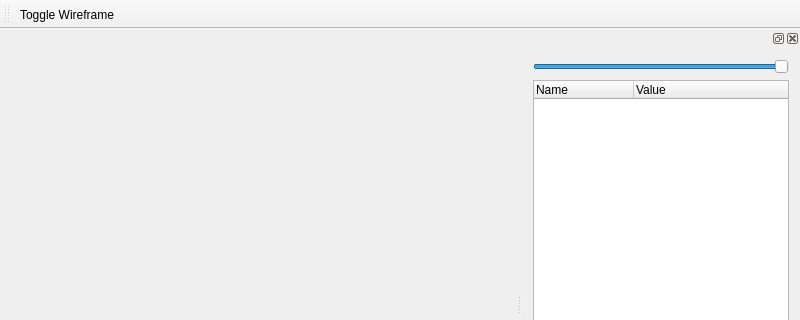
This is particle_editor/MainWindow.ui in peppincsoda/particles-demo as Qt 5 draws it before an edit; both pictures show x 0 to 800 and y 0 to 320 of the 800 by 600 pixel window. The edited form follows.
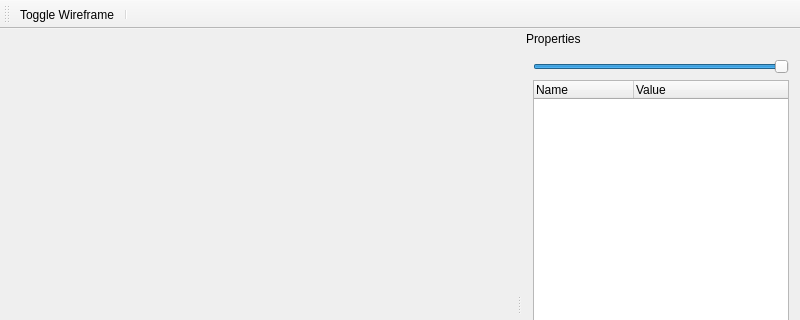
This is the edited form.

```diff
--- a/particle_editor/MainWindow.ui
+++ b/particle_editor/MainWindow.ui
@@ -38,9 +38,16 @@
     <bool>false</bool>
    </attribute>
    <addaction name="actionToggle_Wireframe"/>
+   <addaction name="separator"/>
   </widget>
   <widget class="QStatusBar" name="statusBar"/>
-  <widget class="QDockWidget" name="dockWidget">
+  <widget class="QDockWidget" name="propsDockWidget">
+   <property name="features">
+    <set>QDockWidget::DockWidgetMovable</set>
+   </property>
+   <property name="windowTitle">
+    <string>Properties</string>
+   </property>
    <attribute name="dockWidgetArea">
     <number>2</number>
    </attribute>
```
Left out of the diff: 2 changed lines with no effect on the pictures.
